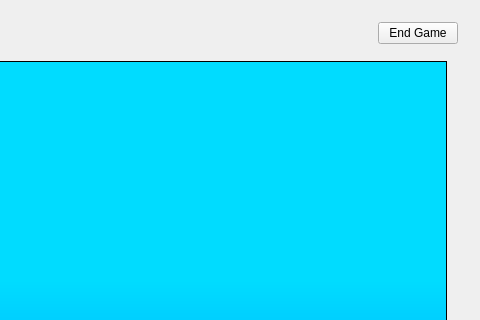
Before: the Qt Designer form mainwindow.ui in nphelpsiv/Education-App, drawn with Qt 5; both pictures show x 302 to 782 and y 0 to 320 of the 782 by 632 pixel window.
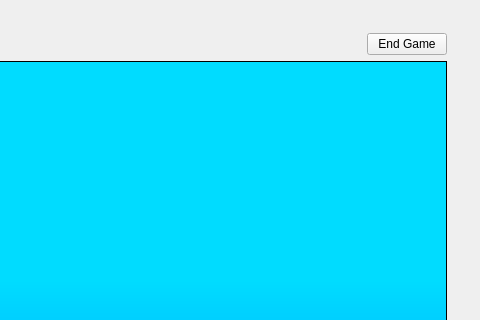
After: the same form once the commit is applied.

Commit message: moved some code into the switch statement

What changed in the file:
```diff
--- a/mainwindow.ui
+++ b/mainwindow.ui
@@ -577,6 +577,11 @@
       </widget>
       <widget class="QWidget" name="gamePage">
        <layout class="QVBoxLayout" name="verticalLayout_6">
+        <item>
+         <widget class="QWidget" name="gameWidget" native="true">
+          <layout class="QVBoxLayout" name="verticalLayout_12">
+           <item>
+            <layout class="QVBoxLayout" name="verticalLayout_11">
         <item alignment="Qt::AlignRight">
          <widget class="QPushButton" name="endGamePushButton">
           <property name="text">
@@ -585,9 +590,6 @@
          </widget>
         </item>
         <item>
-         <widget class="QWidget" name="gameWidget" native="true">
-          <layout class="QVBoxLayout" name="verticalLayout_11">
-           <item>
             <widget class="QGraphicsView" name="gameGraphicsView">
              <property name="styleSheet">
               <string notr="true">background-color: qlineargradient(spread:pad, x1:0, y1:1, x2:0, y2:0, stop:0 rgba(0, 150, 255), stop:0.50 rgba(0, 220, 255));</string>
@@ -649,6 +651,8 @@
               </item>
              </layout>
             </widget>
+             </item>
+            </layout>
            </item>
           </layout>
          </widget>
```
Lines whose indentation alone changed are shown as unchanged. The commit also changes 2 other files.
